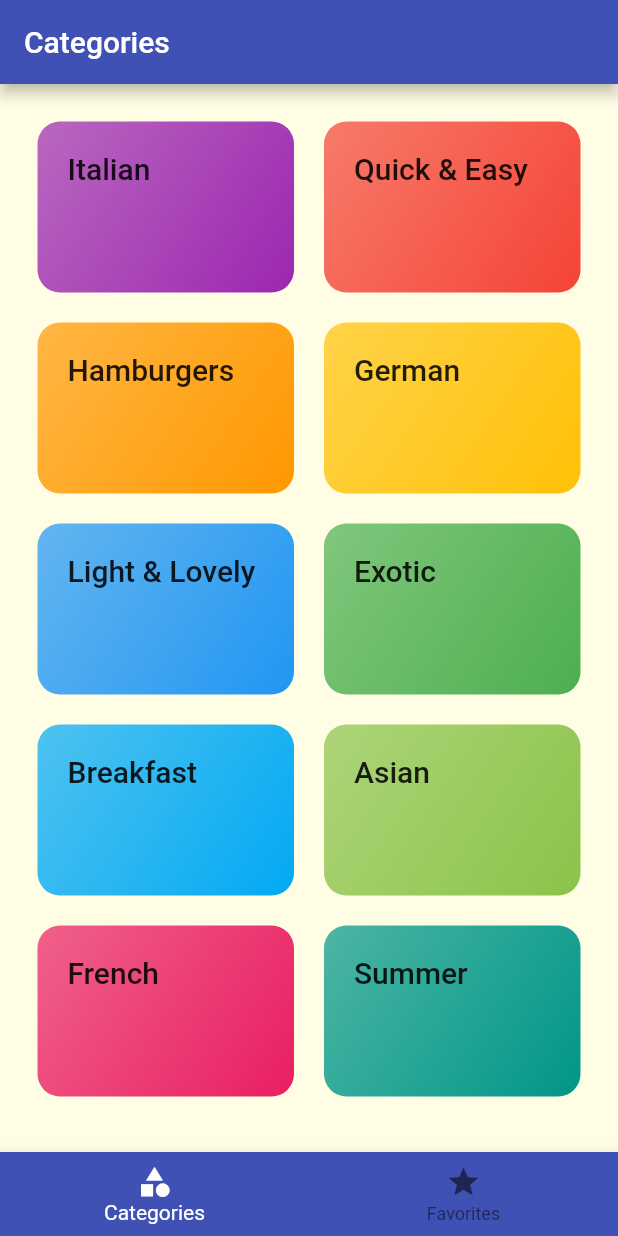
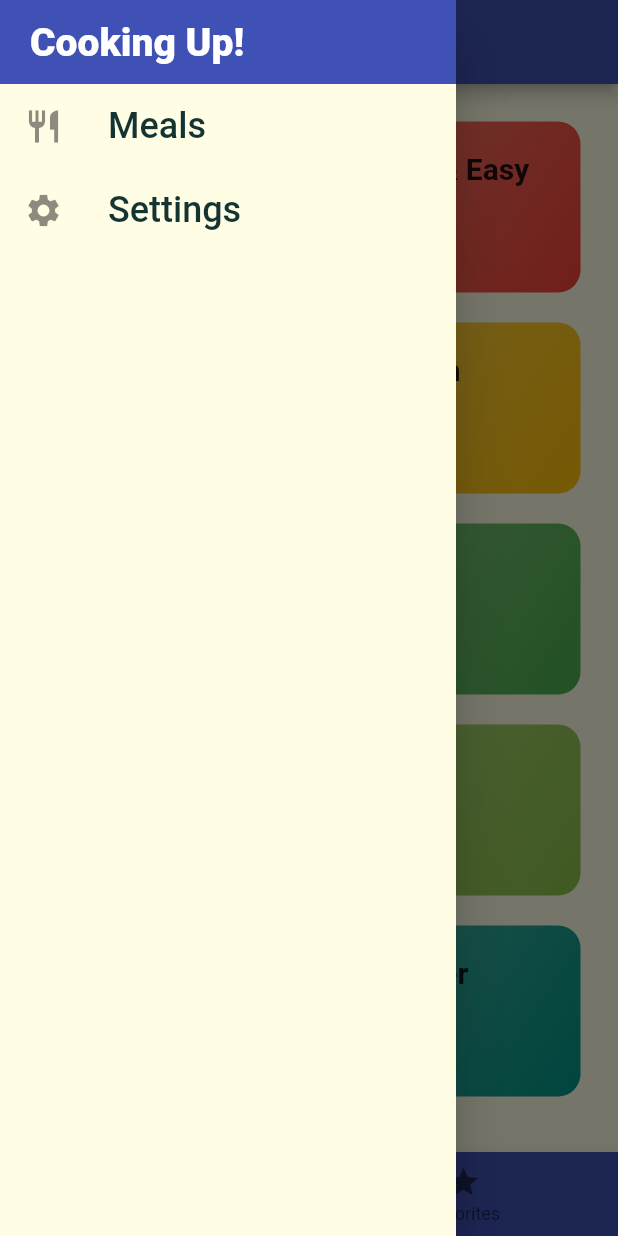
Before and after one commit to ellipe/Meals, a Flutter app: the screen it shows after launch, with the side drawer open (before the commit the screen has no drawer), on a phone screen of 412 x 824 dp. Run offline on Flutter 3.47's test engine with Material 2 defaults, Android fonts, the phone set to English and light mode, and no system bars; Roboto replaces fonts that are missing (Raleway, RobotoCondensed).

Commit message:
added drawer and settings

```diff
--- a/lib/main.dart
+++ b/lib/main.dart
@@ -1,4 +1,6 @@
-
+import 'package:Meals/models/meal.dart';
+import 'package:Meals/routes/settings.dart';
+import 'package:Meals/seeds/dummy_data.dart';
 import 'package:flutter/material.dart';
 
 // Routes
@@ -6,13 +8,48 @@ import './routes/tabs.dart';
 import './routes/meals.dart';
 import './routes/meal-detail.dart';
 
-
 void main() {
   runApp(MyApp());
 }
 
-class MyApp extends StatelessWidget {
+class MyApp extends StatefulWidget {
   // This widget is the root of your application.
+  @override
+  _MyAppState createState() => _MyAppState();
+}
+
+class _MyAppState extends State<MyApp> {
+  Map<String, bool> _settings = {
+    'glutten': false,
+    'lactose': false,
+    'vegan': false,
+    'vegetarian': false,
+  };
+
+  List<Meal> _availableMeals = DUMMY_MEALS;
+
+  void _setSettings(Map<String, bool> settingsData){
+    setState(() {
+      _settings = settingsData;
+    });
+
+    _availableMeals = DUMMY_MEALS.where((meal) {
+      if (_settings['glutten'] && !meal.isGlutenFree) {
+        return false;
+      }
+      if (_settings['lactose'] && !meal.isLactoseFree) {
+        return false;
+      }
+      if (_settings['vegetarian'] && !meal.isVegetarian) {
+        return false;
+      }
+      if (_settings['vegan'] && !meal.isVegan) {
+        return false;
+      }
+      return true;
+    }).toList();
+  }
+
   @override
   Widget build(BuildContext context) {
     return MaterialApp(
@@ -38,9 +75,9 @@ class MyApp extends StatelessWidget {
                 color: Color.fromRGBO(20, 51, 51, 1),
               ),
               headline6: TextStyle(
-                fontFamily: 'RobotoCondensed',
-                fontSize: 20,
-              ),
+                  fontFamily: 'RobotoCondensed',
+                  fontSize: 20,
+                  fontWeight: FontWeight.bold),
             ),
         // This makes the visual density adapt to the platform that you run
         // the app on. For desktop platforms, the controls will be smaller and
@@ -49,9 +86,10 @@ class MyApp extends StatelessWidget {
       ),
       initialRoute: '/',
       routes: {
-        '/' : (ctx) => TabsScreen(),
-        '/meals' : (ctx) => MealsScreen(),
-        '/meal-detail' : (ctx) => MealDetailScreen(),
+        '/': (ctx) => TabsScreen(),
+        '/meals': (ctx) => MealsScreen(_availableMeals),
+        '/meal-detail': (ctx) => MealDetailScreen(),
+        '/settings': (ctx) => SettingsScreen(_settings, _setSettings),
       },
     );
   }
--- a/lib/routes/tabs.dart
+++ b/lib/routes/tabs.dart
@@ -1,5 +1,6 @@
 import 'package:Meals/routes/categories.dart';
 import 'package:Meals/routes/favorites.dart';
+import 'package:Meals/widgets/drawer.dart';
 import 'package:flutter/material.dart';
 
 class TabsScreen extends StatefulWidget {
@@ -24,6 +25,7 @@ class _TabsScreenState extends State<TabsScreen> {
   Widget build(BuildContext context) {
     return Scaffold(
       appBar: AppBar(title: Text(_pages[_selectedPageIndex]['title'])),
+      drawer: MainDrawer(),
       body: _pages[_selectedPageIndex]['page'],
       bottomNavigationBar: BottomNavigationBar(
         onTap: _selectedPage,
--- /dev/null
+++ b/lib/widgets/drawer.dart
@@ -0,0 +1,60 @@
+import 'package:flutter/material.dart';
+
+class MainDrawer extends StatelessWidget {
+  Widget _buildListItem(String title, IconData icon, Function tapHandler) {
+    return ListTile(
+      leading: Icon(
+        icon,
+        size: 26,
+      ),
+      title: Text(
+        title,
+        style: TextStyle(
+          fontSize: 24,
+        ),
+      ),
+      onTap: tapHandler,
+    );
+  }
+
+  @override
+  Widget build(BuildContext context) {
+    return Drawer(
+      child: SafeArea(
+        child: Column(
+          children: [
+            Container(
+              height: 56,
+              width: double.infinity,
+              padding: EdgeInsets.symmetric(horizontal: 20),
+              alignment: Alignment.centerLeft,
+              color: Theme.of(context).primaryColor,
+              child: Text(
+                'Cooking Up!',
+                style: TextStyle(
+                    fontWeight: FontWeight.w900,
+                    fontSize: 26,
+                    color: Colors.white),
+              ),
+            ),
+            _buildListItem(
+              'Meals',
+              Icons.restaurant,
+              () {
+                Navigator.of(context).pushReplacementNamed('/');
+              },
+            ),
+            _buildListItem(
+              'Settings',
+              Icons.settings,
+              () {
+
+                Navigator.of(context).pushReplacementNamed('/settings');
+              },
+            ),
+          ],
+        ),
+      ),
+    );
+  }
+}
```
Also changed, not shown: lib/routes/meals.dart (+6 -2 lines), lib/routes/settings.dart (added, +103 -0 lines).
